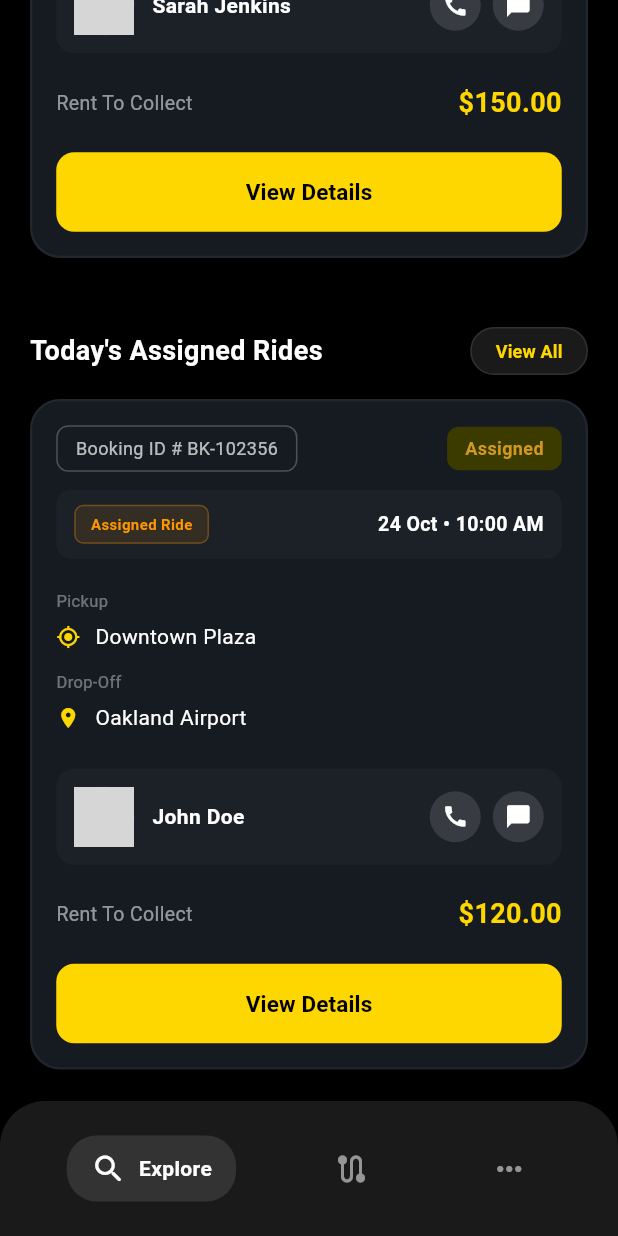
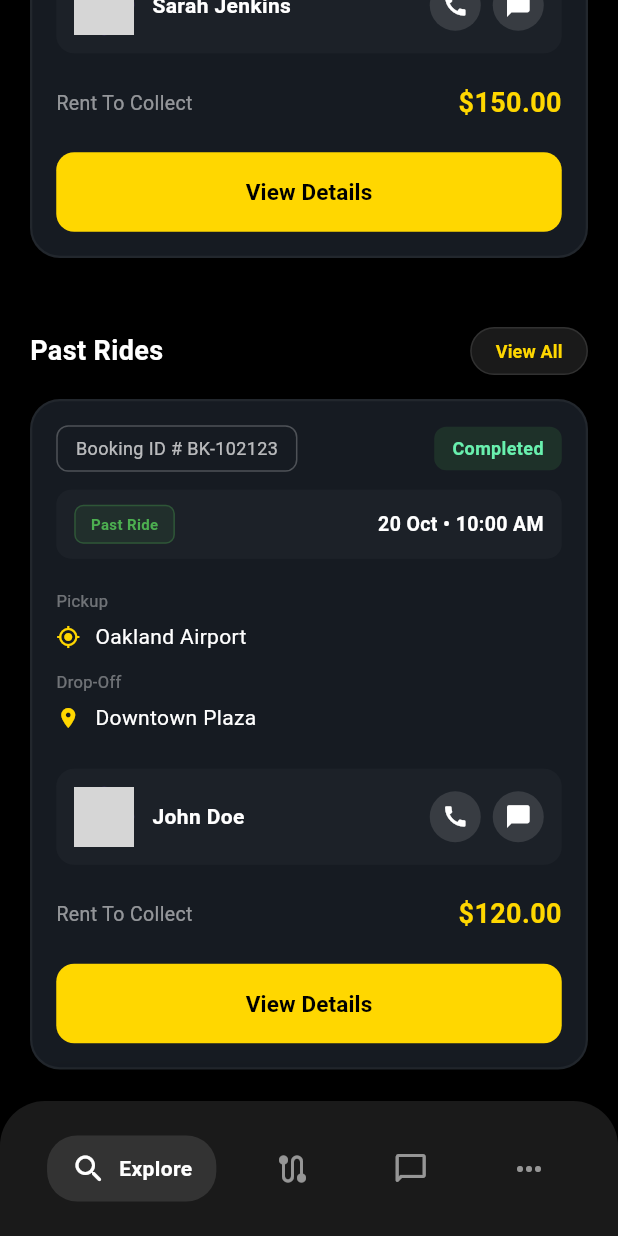
Before and after one commit to jasonAppace/Tux-Cab-Flutter, a Flutter app: the HomeScreen screen opened directly, scrolled down 576 dp, on a phone screen of 412 x 824 dp. Run offline on Flutter 3.47's test engine with Material 3 defaults, Android fonts, the light colour scheme and no system bars; our stand-ins replace geolocator, google_maps_flutter, google_places_flutter; network calls fail; grey boxes are pictures that could not be loaded.

Commit message:
fixes done

```diff
--- a/lib/screens/home_screen.dart
+++ b/lib/screens/home_screen.dart
@@ -5,6 +5,7 @@ import 'active_ride_details_screen.dart';
 import 'ride_history_screen.dart';
 import 'profile_screen.dart';
 import 'support_screen.dart';
+import 'ride_completion_screen.dart';
 import '../utils/style_utils.dart';
 
 class HomeScreen extends StatefulWidget {
@@ -21,7 +22,7 @@ class _HomeScreenState extends State<HomeScreen> {
     const _HomeMainBody(),
     const RideHistoryScreen(),
     const ProfileScreen(),
-    // const SupportScreen(),
+    const SupportScreen(),
   ];
 
   @override
@@ -59,7 +60,7 @@ class _HomeScreenState extends State<HomeScreen> {
           children: [
             _buildNavItem(0, Icons.search_rounded, 'Explore'),
             _buildNavItem(1, Icons.route_rounded, 'History'),
-            // _buildNavItem(3, Icons.chat_bubble_outline_rounded, 'Support'),
+            _buildNavItem(3, Icons.chat_bubble_outline_rounded, 'Support'),
             _buildNavItem(2, Icons.more_horiz_rounded, 'Profile'),
           ],
         ),
@@ -125,13 +126,9 @@ class _HomeMainBody extends StatelessWidget {
           const SizedBox(height: 16),
           _buildUpcomingRides(context),
           const SizedBox(height: 30),
-          _buildSectionTitle(
-            context,
-            "Today's Assigned Rides",
-            const UpcomingRidesScreen(),
-          ),
+          _buildSectionTitle(context, 'Past Rides', const RideHistoryScreen()),
           const SizedBox(height: 16),
-          _buildAssignedRides(context),
+          _buildPastRides(context),
         ],
       ),
     );
@@ -298,15 +295,15 @@ class _HomeMainBody extends StatelessWidget {
     );
   }
 
-  Widget _buildAssignedRides(BuildContext context) {
+  Widget _buildPastRides(BuildContext context) {
     final rides = [
       {
-        'id': 'BK-102356',
-        'date': '24 Oct',
+        'id': 'BK-102123',
+        'date': '20 Oct',
         'time': '10:00 AM',
-        'status': 'Assigned',
-        'from': 'Downtown Plaza',
-        'to': 'Oakland Airport',
+        'status': 'Completed',
+        'from': 'Oakland Airport',
+        'to': 'Downtown Plaza',
         'driver': 'John Doe',
         'price': '\$120.00',
       },
@@ -333,7 +330,7 @@ class _HomeMainBody extends StatelessWidget {
       decoration: BoxDecoration(
         color: AppStyles.cardBg,
         borderRadius: BorderRadius.circular(20),
-        border: Border.all(color: Colors.white.withValues(alpha: 0.05), width: 1.5),
+        border: Border.all(color: Colors.white.withOpacity(0.05), width: 1.5),
       ),
       child: Column(
         crossAxisAlignment: CrossAxisAlignment.start,
@@ -342,7 +339,10 @@ class _HomeMainBody extends StatelessWidget {
             mainAxisAlignment: MainAxisAlignment.spaceBetween,
             children: [
               Container(
-                padding: const EdgeInsets.symmetric(horizontal: 12, vertical: 6),
+                padding: const EdgeInsets.symmetric(
+                  horizontal: 12,
+                  vertical: 6,
+                ),
                 decoration: BoxDecoration(
                   borderRadius: BorderRadius.circular(8),
                   border: Border.all(color: Colors.white24),
@@ -353,17 +353,26 @@ class _HomeMainBody extends StatelessWidget {
                 ),
               ),
               Container(
-                padding: const EdgeInsets.symmetric(horizontal: 12, vertical: 6),
+                padding: const EdgeInsets.symmetric(
+                  horizontal: 12,
+                  vertical: 6,
+                ),
                 decoration: BoxDecoration(
-                  color: isUpcoming ? AppStyles.upcomingBg : AppStyles.assignedBg,
+                  color: ride['status'] == 'Completed'
+                      ? Colors.green.withOpacity(0.15)
+                      : (isUpcoming
+                            ? AppStyles.upcomingBg
+                            : AppStyles.assignedBg),
                   borderRadius: BorderRadius.circular(8),
                 ),
                 child: Text(
                   ride['status']!,
                   style: TextStyle(
-                    color: isUpcoming
-                        ? AppStyles.upcomingText
-                        : AppStyles.assignedText,
+                    color: ride['status'] == 'Completed'
+                        ? Colors.greenAccent
+                        : (isUpcoming
+                              ? AppStyles.upcomingText
+                              : AppStyles.assignedText),
                     fontSize: 12,
                     fontWeight: FontWeight.bold,
                   ),
@@ -382,20 +391,41 @@ class _HomeMainBody extends StatelessWidget {
               mainAxisAlignment: MainAxisAlignment.spaceBetween,
               children: [
                 Container(
-                  padding: const EdgeInsets.symmetric(horizontal: 10, vertical: 5),
+                  padding: const EdgeInsets.symmetric(
+                    horizontal: 10,
+                    vertical: 5,
+                  ),
                   decoration: BoxDecoration(
-                    color: (isUpcoming ? Colors.blue : Colors.orange)
-                        .withValues(alpha: 0.1),
+                    color:
+                        (isUpcoming
+                                ? Colors.blue
+                                : (ride['status'] == 'Completed'
+                                      ? Colors.green
+                                      : Colors.orange))
+                            .withOpacity(0.1),
                     borderRadius: BorderRadius.circular(6),
                     border: Border.all(
-                      color: (isUpcoming ? Colors.blue : Colors.orange)
-                          .withValues(alpha: 0.3),
+                      color:
+                          (isUpcoming
+                                  ? Colors.blue
+                                  : (ride['status'] == 'Completed'
+                                        ? Colors.green
+                                        : Colors.orange))
+                              .withOpacity(0.3),
                     ),
                   ),
                   child: Text(
-                    isUpcoming ? 'Scheduled Ride' : 'Assigned Ride',
+                    isUpcoming
+                        ? 'Scheduled Ride'
+                        : (ride['status'] == 'Completed'
+                              ? 'Past Ride'
+                              : 'Assigned Ride'),
                     style: TextStyle(
-                      color: isUpcoming ? Colors.blue : Colors.orange,
+                      color: isUpcoming
+                          ? Colors.blue
+                          : (ride['status'] == 'Completed'
+                                ? Colors.green
+                                : Colors.orange),
                       fontSize: 10,
                       fontWeight: FontWeight.bold,
                     ),
@@ -467,12 +497,23 @@ class _HomeMainBody extends StatelessWidget {
           SizedBox(
             width: double.infinity,
             child: ElevatedButton(
-              onPressed: () => Navigator.push(
-                context,
-                MaterialPageRoute(
-                  builder: (context) => const ActiveRideDetailsScreen(),
-                ),
-              ),
+              onPressed: () {
+                if (ride['status'] == 'Completed') {
+                  Navigator.push(
+                    context,
+                    MaterialPageRoute(
+                      builder: (context) => const RideCompletionScreen(),
+                    ),
+                  );
+                } else {
+                  Navigator.push(
+                    context,
+                    MaterialPageRoute(
+                      builder: (context) => const ActiveRideDetailsScreen(),
+                    ),
+                  );
+                }
+              },
               style: ElevatedButton.styleFrom(
                 backgroundColor: AppStyles.primaryButton,
                 foregroundColor: Colors.black,
@@ -526,5 +567,4 @@ class _HomeMainBody extends StatelessWidget {
       child: Icon(icon, color: Colors.white, size: 18),
     );
   }
-
 }
```
Also changed, not shown: lib/screens/profile_screen.dart (+7 -1 lines), lib/screens/ride_history_screen.dart (+7 -1 lines), lib/screens/support_screen.dart (+7 -1 lines).
